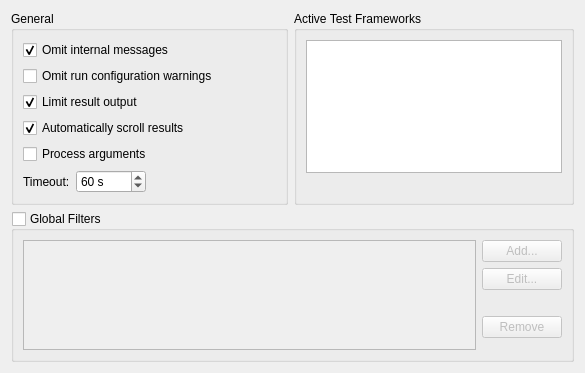
Old version of the form src/plugins/autotest/testsettingspage.ui in the repository qt-creator/qt-creator.
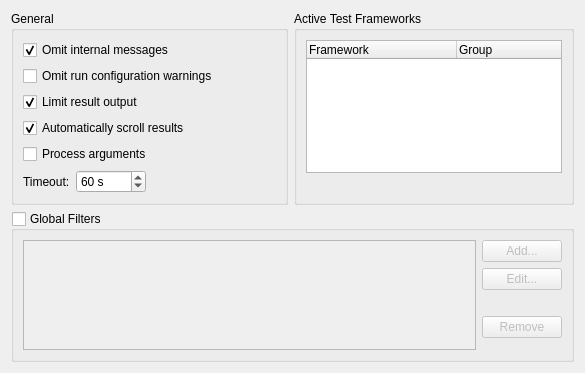
New version of the form.

Patch:
```diff
--- a/src/plugins/autotest/testsettingspage.ui
+++ b/src/plugins/autotest/testsettingspage.ui
@@ -183,11 +183,28 @@
              <bool>false</bool>
             </property>
             <property name="headerHidden">
-             <bool>true</bool>
+             <bool>false</bool>
             </property>
+            <property name="columnCount">
+             <number>2</number>
+            </property>
+            <attribute name="headerDefaultSectionSize">
+             <number>150</number>
+            </attribute>
             <column>
              <property name="text">
               <string>Framework</string>
+             </property>
+             <property name="toolTip">
+              <string>Selects the test frameworks to be handled by the AutoTest plugin.</string>
+             </property>
+            </column>
+            <column>
+             <property name="text">
+              <string>Group</string>
+             </property>
+             <property name="toolTip">
+              <string>Enables grouping of test cases.</string>
              </property>
             </column>
            </widget>
```
